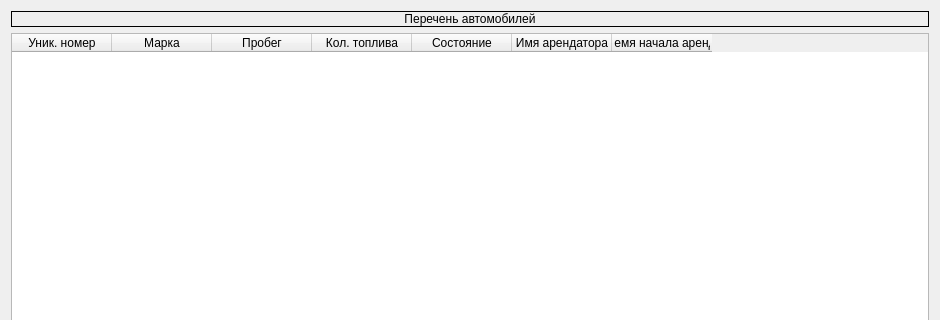
Qt form ui/table.ui (yachkuch/FinalWork) before a commit; both pictures show x 0 to 940 and y 0 to 320 of the 940 by 677 pixel window.
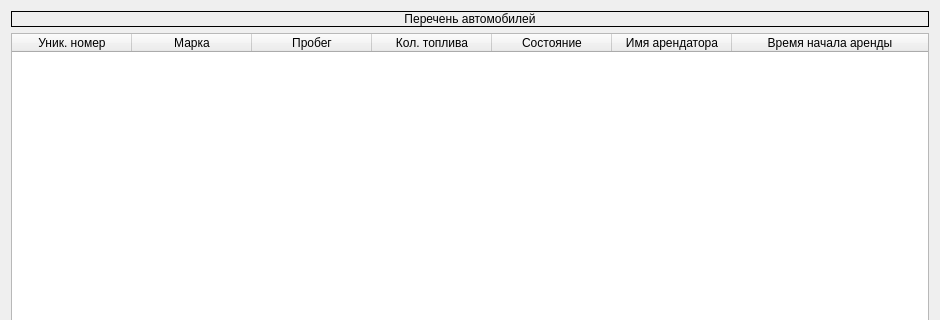
The same form after that commit.

Patch:
```diff
--- a/ui/table.ui
+++ b/ui/table.ui
@@ -35,6 +35,18 @@
      <attribute name="horizontalHeaderCascadingSectionResizes">
       <bool>true</bool>
      </attribute>
+     <attribute name="horizontalHeaderMinimumSectionSize">
+      <number>75</number>
+     </attribute>
+     <attribute name="horizontalHeaderDefaultSectionSize">
+      <number>120</number>
+     </attribute>
+     <attribute name="horizontalHeaderShowSortIndicator" stdset="0">
+      <bool>false</bool>
+     </attribute>
+     <attribute name="horizontalHeaderStretchLastSection">
+      <bool>true</bool>
+     </attribute>
      <column>
       <property name="text">
        <string>Уник. номер</string>
```
